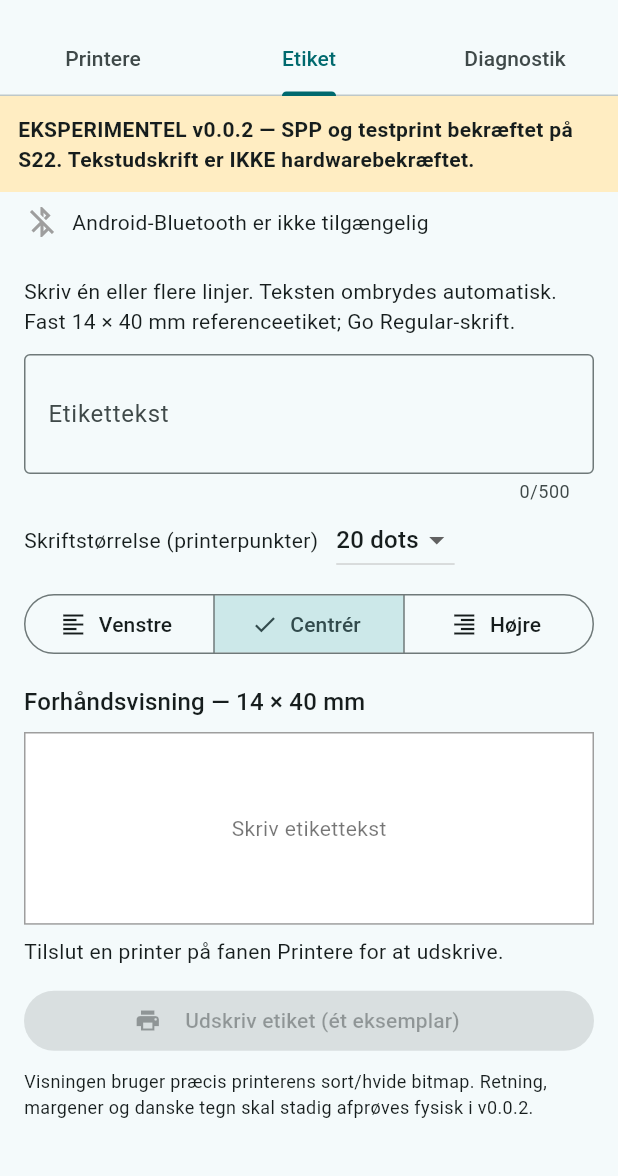
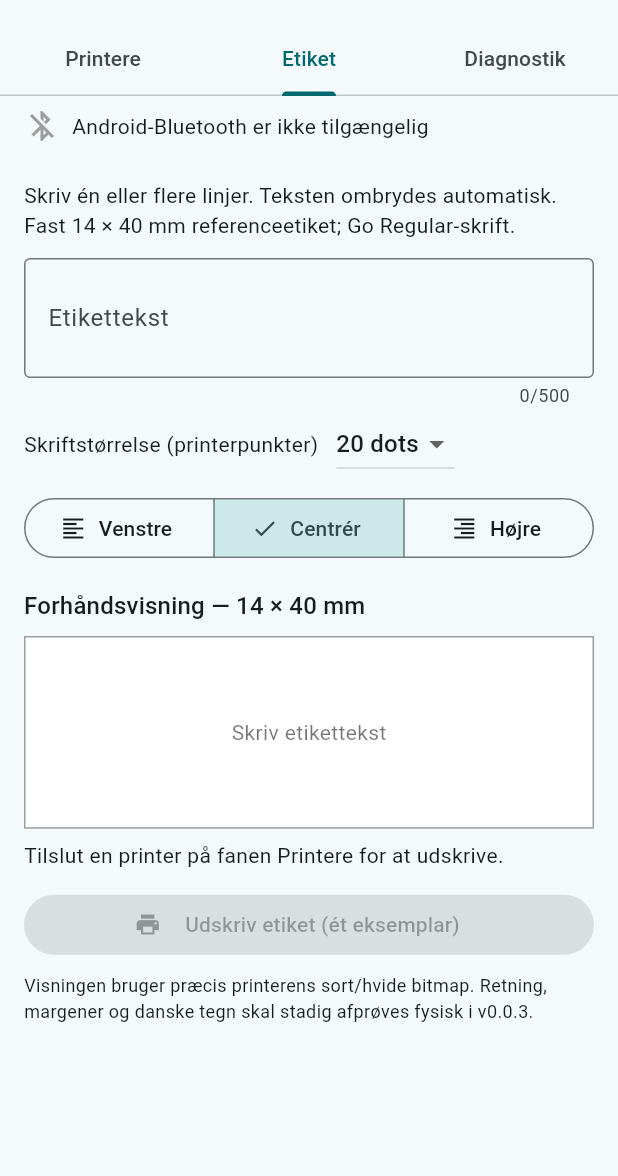
Before and after one commit to allan-stampe/nelko-p21-ask-mobile, a Flutter app: the screen it shows after launch, tab 2 chosen, on a phone screen of 412 x 824 dp, the part 60-1236 px from its top. Run offline on Flutter 3.47's test engine with Material 3 defaults, Android fonts, the phone set to English and light mode, and no system bars.

Commit message:
Remove top warning banner and prepare v0.0.3 release

```diff
--- a/lib/i18n.dart
+++ b/lib/i18n.dart
@@ -10,11 +10,11 @@ class Labels {
     'textOverflow': 'Text does not fit. Reduce the font size or shorten the text. Printing is disabled.',
     'renderFailed': 'Could not render text. See diagnostics.', 'connectToPrint': 'Connect a printer in the Printers tab to print.',
     'printLabel': 'Print label (one copy)',
-    'textHardwareTest': 'Preview uses the exact monochrome printer bitmap. Text orientation, margins and Danish letters still need physical validation in v0.0.2.',
+    'textHardwareTest': 'Preview uses the exact monochrome printer bitmap. Text orientation, margins and Danish letters still need physical validation in v0.0.3.',
 
     'about': 'About / licenses', 'credits': 'Windows reference: Tyler C / ASK Edition (MIT). Protocol research: Merlin Schumacher and Julien Vincent; see repository notices. Custom text output still awaits physical validation.',
     'title': 'NELKO P21 – ASK Mobile Edition', 'printers': 'Printers', 'diagnostics': 'Diagnostics',
-    'experimental': 'EXPERIMENTAL v0.0.2 — SPP and test print confirmed on S22. Custom text printing is NOT hardware-confirmed.',
+    'experimental': 'EXPERIMENTAL v0.0.3 — SPP and test print confirmed on S22. Custom text printing is NOT hardware-confirmed.',
     'slogan': 'Your printer. Your labels. Your data.\nNo cloud. No account. Just print.',
     'idle': 'Ready', 'permission': 'Bluetooth permission required', 'bluetoothOff': 'Bluetooth is off',
     'connecting': 'Opening SPP socket…', 'connected': 'SPP socket open',
@@ -49,11 +49,11 @@ class Labels {
     'textOverflow': 'Teksten er for stor. Vælg mindre skrift eller kortere tekst. Udskrivning er deaktiveret.',
     'renderFailed': 'Teksten kunne ikke tegnes. Se diagnostik.', 'connectToPrint': 'Tilslut en printer på fanen Printere for at udskrive.',
     'printLabel': 'Udskriv etiket (ét eksemplar)',
-    'textHardwareTest': 'Visningen bruger præcis printerens sort/hvide bitmap. Retning, margener og danske tegn skal stadig afprøves fysisk i v0.0.2.',
+    'textHardwareTest': 'Visningen bruger præcis printerens sort/hvide bitmap. Retning, margener og danske tegn skal stadig afprøves fysisk i v0.0.3.',
 
     'about': 'Om / licenser', 'credits': 'Windows-reference: Tyler C / ASK Edition (MIT). Protokolundersøgelse: Merlin Schumacher og Julien Vincent; se repositoryets kreditering. Tekstudskrift afventer fysisk afprøvning.',
     'printers': 'Printere', 'diagnostics': 'Diagnostik',
-    'experimental': 'EKSPERIMENTEL v0.0.2 — SPP og testprint bekræftet på S22. Tekstudskrift er IKKE hardwarebekræftet.',
+    'experimental': 'EKSPERIMENTEL v0.0.3 — SPP og testprint bekræftet på S22. Tekstudskrift er IKKE hardwarebekræftet.',
     'idle': 'Klar', 'permission': 'Bluetooth-tilladelse mangler', 'bluetoothOff': 'Bluetooth er slået fra',
     'connecting': 'Åbner SPP-forbindelse…', 'connected': 'SPP-forbindelse åben',
     'reconnecting': 'Venter / tilslutter igen…', 'disconnected': 'Afbrudt', 'paused': 'Sat på pause i baggrunden',
--- a/lib/main.dart
+++ b/lib/main.dart
@@ -52,15 +52,13 @@ class _AskMobileAppState extends State<AskMobileApp> with WidgetsBindingObserver
             items: const [DropdownMenuItem(value: 'da', child: Text('Dansk')), DropdownMenuItem(value: 'en', child: Text('English'))],
             onChanged: (v) { if (v != null) unawaited(c.setLanguage(v)); }),
           Builder(builder: (context) => IconButton(tooltip: l.t('about'), icon: const Icon(Icons.info_outline), onPressed: () {
-            showAboutDialog(context: context, applicationName: l.t('title'), applicationVersion: 'v0.0.2 experimental',
+            showAboutDialog(context: context, applicationName: l.t('title'), applicationVersion: 'v0.0.3 experimental',
               applicationLegalese: 'MIT • ASK Mobile contributors • Tyler C (Windows reference)',
               children: [Text(l.t('experimental')), Text(l.t('credits'))]);
           })),
           const SizedBox(width: 8),
         ], bottom: TabBar(tabs: [Tab(text: l.t('printers')), Tab(text: l.t('label')),  Tab(text: l.t('diagnostics'))])),
         body: SafeArea(child: Column(children: [
-          Container(width: double.infinity, padding: const EdgeInsets.all(12), color: const Color(0xffffedc2),
-            child: Text(l.t('experimental'), style: const TextStyle(fontWeight: FontWeight.w600))),
           Padding(padding: const EdgeInsets.symmetric(horizontal: 16, vertical: 8), child: Row(children: [
             Icon(c.connected ? Icons.bluetooth_connected : Icons.bluetooth_disabled, color: c.connected ? Colors.teal : Colors.grey),
             const SizedBox(width: 8), Expanded(child: Text(l.t(c.status))),
--- a/pubspec.yaml
+++ b/pubspec.yaml
@@ -1,7 +1,7 @@
 name: nelko_p21_ask_mobile
 description: Offline NELKO P21 text labels and Bluetooth diagnostics. No cloud. No account. Just print.
 publish_to: none
-version: 0.0.2+2
+version: 0.0.3+3
 environment:
   sdk: '>=3.10.0 <4.0.0'
 dependencies:
```
Also changed, not shown: 5 other files.
